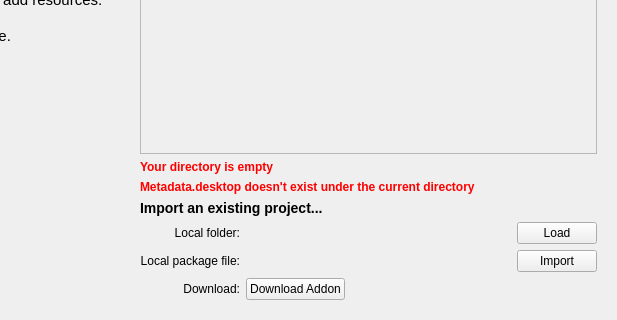
Above: plasmate/startpage.ui from KDE/plasma-sdk before the change; both pictures show x 383 to 1000 and y 344 to 664 of the 1000 by 664 pixel window. Below: the same form after it.
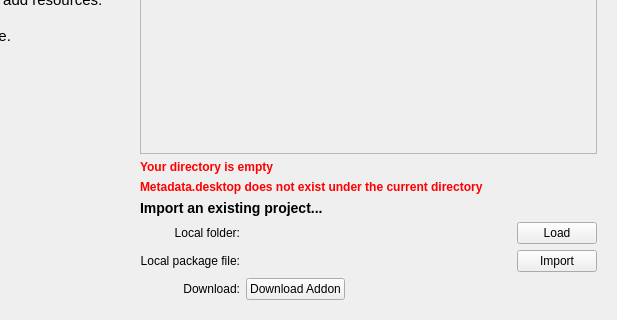
That is the form after the change. Custom widgets are drawn as their Qt base class.

Commit message: simplif/fix strings in .ui files

```diff
--- a/plasmate/startpage.ui
+++ b/plasmate/startpage.ui
@@ -180,7 +180,7 @@
 &lt;html&gt;&lt;head&gt;&lt;meta name=&quot;qrichtext&quot; content=&quot;1&quot; /&gt;&lt;style type=&quot;text/css&quot;&gt;
 p, li { white-space: pre-wrap; }
 &lt;/style&gt;&lt;/head&gt;&lt;body style=&quot; font-family:'Sans Serif'; font-size:9pt; font-weight:400; font-style:normal;&quot;&gt;
-&lt;p style=&quot; margin-top:0px; margin-bottom:0px; margin-left:0px; margin-right:0px; -qt-block-indent:0; text-indent:0px;&quot;&gt;&lt;span style=&quot; font-weight:600; color:#ff0000;&quot;&gt;Metadata.desktop doesn't exist under the current directory&lt;/span&gt;&lt;/p&gt;&lt;/body&gt;&lt;/html&gt;</string>
+&lt;p style=&quot; margin-top:0px; margin-bottom:0px; margin-left:0px; margin-right:0px; -qt-block-indent:0; text-indent:0px;&quot;&gt;&lt;span style=&quot; font-weight:600; color:#ff0000;&quot;&gt;Metadata.desktop does not exist under the current directory&lt;/span&gt;&lt;/p&gt;&lt;/body&gt;&lt;/html&gt;</string>
          </property>
         </widget>
        </item>
```
The commit also changes 3 other files.
